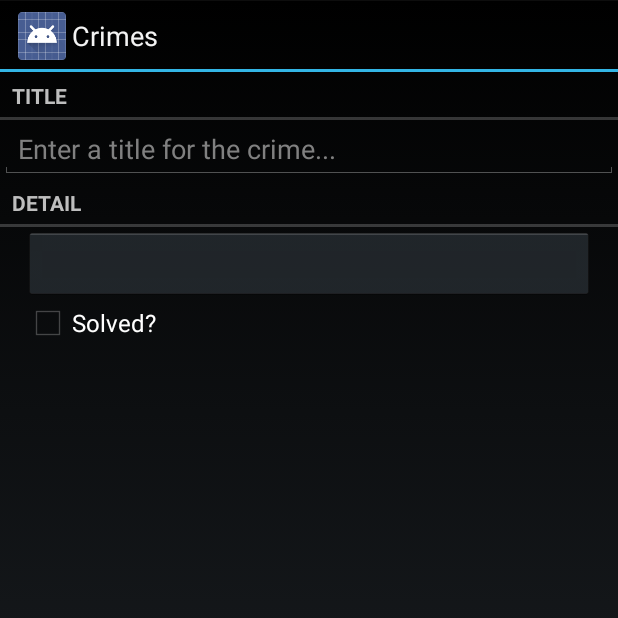
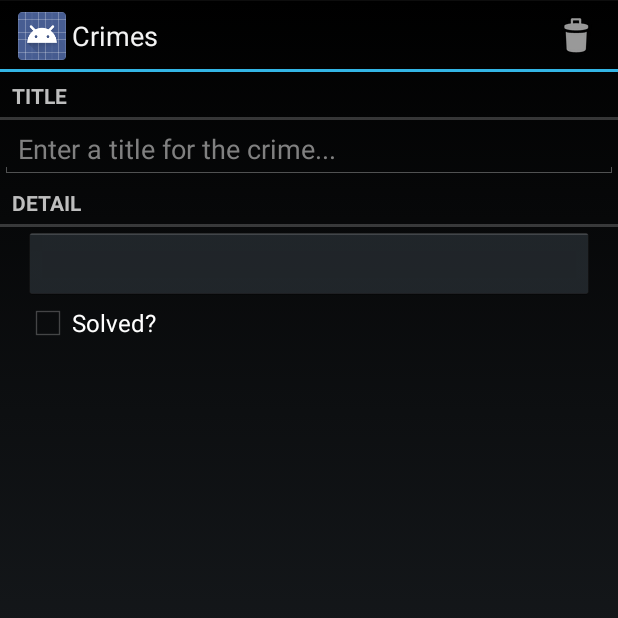
Before and after one commit to Erfi/Android, an Android app: the fragment CrimeFragment placed in its activity, on a phone screen of 412 x 824 dp, the top half of it. Run offline under Robolectric (Android 15) with nearby library versions, the phone set to English and light mode, and no system bars; 5 statements that could not run were skipped.

Commit message:
done with 18

```diff
--- a/AndroidStudioProjects/CriminalIntent/app/src/main/java/com/example/erfanazad/criminalintent/CrimeFragment.java
+++ b/AndroidStudioProjects/CriminalIntent/app/src/main/java/com/example/erfanazad/criminalintent/CrimeFragment.java
@@ -11,6 +11,8 @@ import android.support.v4.app.NavUtils;
 import android.text.Editable;
 import android.text.TextWatcher;
 import android.view.LayoutInflater;
+import android.view.Menu;
+import android.view.MenuInflater;
 import android.view.MenuItem;
 import android.view.View;
 import android.view.ViewGroup;
@@ -48,7 +50,6 @@ public class CrimeFragment extends Fragment {
     @Override
     public View onCreateView(LayoutInflater inflater, ViewGroup parent, Bundle savedInstanceState){
         View v = inflater.inflate(R.layout.fragment_crime, parent, false);
-
         if(Build.VERSION.SDK_INT >= Build.VERSION_CODES.HONEYCOMB){
             if(NavUtils.getParentActivityName(getActivity()) != null) {
                 getActivity().getActionBar().setDisplayHomeAsUpEnabled(true);
@@ -105,6 +106,38 @@ public class CrimeFragment extends Fragment {
         return v;
     }
 
+    //========================Action bar menu===========================
+    @Override
+    public void onCreateOptionsMenu(Menu menu, MenuInflater inflater){
+        super.onCreateOptionsMenu(menu, inflater);
+        inflater.inflate(R.menu.fragment_menu, menu);
+    }
+
+    @TargetApi(11)
+    @Override
+    public boolean onOptionsItemSelected(MenuItem item) {
+        switch (item.getItemId()) {
+            case android.R.id.home:
+                if (NavUtils.getParentActivityName(getActivity()) != null) {
+                    NavUtils.navigateUpFromSameTask(getActivity());
+                }
+                return true;
+            case R.id.fragment_delete_crime:
+//                CrimeLab.get(getActivity()).deleteCrime(mCrime);
+                //goes back to the list of crimes
+//                if (NavUtils.getParentActivityName(getActivity()) != null) {
+//                    NavUtils.navigateUpFromSameTask(getActivity());
+//                }
+
+                ((CrimePagerActivity)getActivity()).deletePage();
+                return true;
+
+            default:
+                return super.onOptionsItemSelected(item);
+        }
+    }
+    //==================================================================
+
     @Override
     public void onActivityResult(int requestCode, int resultCode, Intent data){
         if(resultCode != Activity.RESULT_OK) return;
@@ -132,18 +165,7 @@ public class CrimeFragment extends Fragment {
         return fragment;
     }
 
-    @Override
-    public boolean onOptionsItemSelected(MenuItem item){
-        switch (item.getItemId()){
-            case android.R.id.home:
-                if(NavUtils.getParentActivityName(getActivity())!= null){
-                    NavUtils.navigateUpFromSameTask(getActivity());
-                }
-                return true;
-            default:
-                return super.onOptionsItemSelected(item);
-        }
-    }
+
 
     @Override
     public void onPause(){
--- a/AndroidStudioProjects/CriminalIntent/app/src/main/java/com/example/erfanazad/criminalintent/CrimeListFragment.java
+++ b/AndroidStudioProjects/CriminalIntent/app/src/main/java/com/example/erfanazad/criminalintent/CrimeListFragment.java
@@ -97,7 +97,7 @@ public class CrimeListFragment extends ListFragment {
                             CrimeLab crimeLab = CrimeLab.get(getActivity());
                             for(int i=adapter.getCount()-1; i>=0 ; i--){
                                 if(getListView().isItemChecked(i)){
-                                    crimeLab.deleteCriem(adapter.getItem(i));
+                                    crimeLab.deleteCrime(adapter.getItem(i));
                                 }
                             }
                             mode.finish();
@@ -135,7 +135,7 @@ public class CrimeListFragment extends ListFragment {
 
         switch(item.getItemId()) {
             case R.id.menu_item_delete_crime:
-                CrimeLab.get(getActivity()).deleteCriem(crime);
+                CrimeLab.get(getActivity()).deleteCrime(crime);
                 adapter.notifyDataSetChanged();
                 return true;
         }
--- a/AndroidStudioProjects/CriminalIntent/app/src/main/res/drawable/bachground_activated.xml
+++ b/AndroidStudioProjects/CriminalIntent/app/src/main/res/drawable/bachground_activated.xml
@@ -2,5 +2,5 @@
 <selector xmlns:android="http://schemas.android.com/apk/res/android">
     <item
         android:state_activated="true"
-        android:drawable="@android:color/darker_gray"/>
+        android:drawable="@android:color/holo_red_dark"/>
 </selector>
--- /dev/null
+++ b/AndroidStudioProjects/CriminalIntent/app/src/main/res/menu/fragment_menu.xml
@@ -0,0 +1,9 @@
+<?xml version="1.0" encoding="utf-8"?>
+<menu xmlns:android="http://schemas.android.com/apk/res/android">
+    <item
+        android:id="@+id/fragment_delete_crime"
+        android:icon="@android:drawable/ic_menu_delete"
+        android:title="@string/delete_crime"
+        android:showAsAction="ifRoom|withText"/>
+
+</menu>
```
Also changed, not shown: AndroidStudioProjects/CriminalIntent/app/src/main/java/com/example/erfanazad/criminalintent/CrimeLab.java (+23 -1 lines), AndroidStudioProjects/CriminalIntent/app/src/main/java/com/example/erfanazad/criminalintent/CrimePagerActivity.java (+57 -13 lines).
